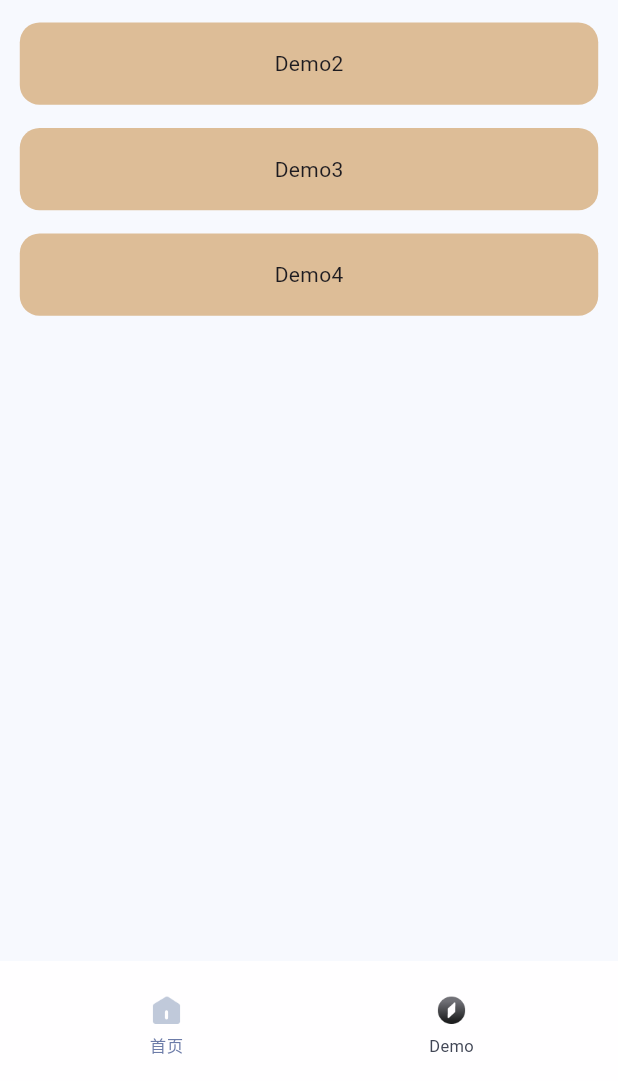
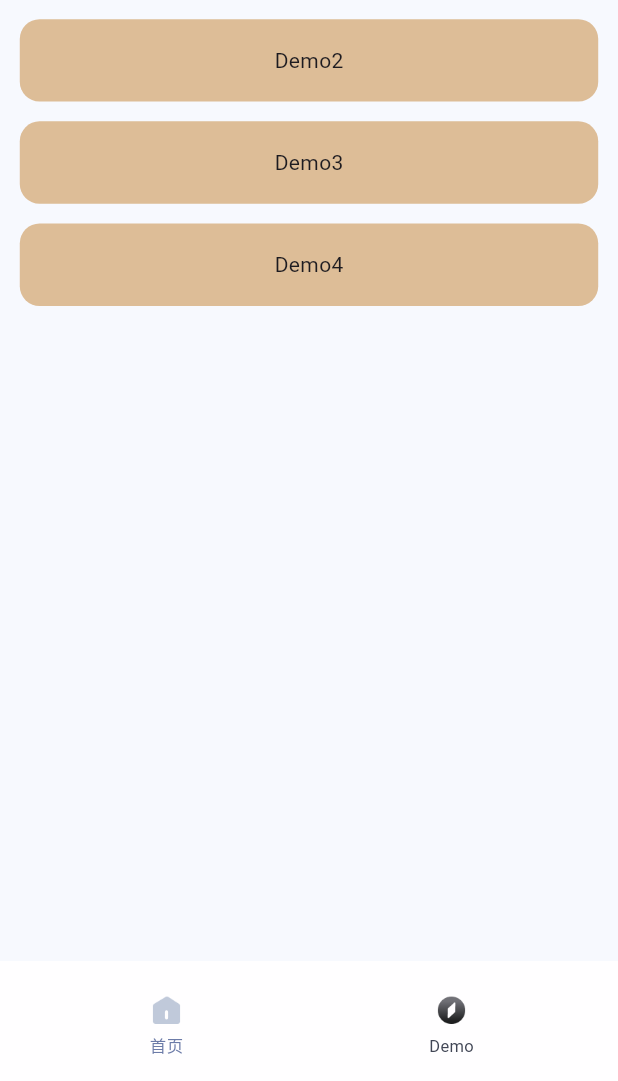
Before and after one commit to orlandolee0223/flutter_app, a Flutter app: the screen it shows after launch, swiped to page 2, on a phone screen of 412 x 824 dp, the part 155-1236 px from its top. Run offline on Flutter 3.47's test engine with Material 3 defaults, Android fonts, the phone set to English and light mode, and no system bars; drawn by our look-alikes of pull_to_refresh; our stand-ins replace cached_network_image, dio, flutter_easyloading, flutter_mobx, flutter_native_splash, flutter_screenutil and 1 more; missing offline and left inert: flutter_inappwebview; generated files the repository leaves out were written again; Roboto replaces fonts that are missing (PingFang SC).

Commit message:
feat: 抽离样式

```diff
--- a/lib/pages/demo/index.dart
+++ b/lib/pages/demo/index.dart
@@ -22,6 +22,34 @@ class DemoPageState extends State<DemoPage> with AutomaticKeepAliveClientMixin {
   @override
   bool get wantKeepAlive => true; // 保持应用状态
 
+  Widget renderNavItem({
+    isLast = false,
+    page,
+    text,
+  }) {
+    return Container(
+      width: double.infinity,
+      height: 50.w,
+      decoration: BoxDecoration(
+        borderRadius: BorderRadius.circular(12).r,
+        color: ColorConstant.primaryColor,
+      ),
+      margin: isLast ? null : const EdgeInsets.only(bottom: 12).r,
+      alignment: Alignment.center,
+      child: InkWell(
+        onTap: () {
+          Navigator.push(
+            context,
+            MaterialPageRoute(
+              builder: (context) => page,
+            ),
+          );
+        },
+        child: text,
+      ),
+    );
+  }
+
   @override
   Widget build(BuildContext context) {
     super.build(context);
@@ -38,88 +66,22 @@ class DemoPageState extends State<DemoPage> with AutomaticKeepAliveClientMixin {
           height: 1000.w,
           child: Column(
             children: <Widget>[
-              Container(
-                width: double.infinity,
-                height: 50.w,
-                decoration: BoxDecoration(
-                  borderRadius: BorderRadius.circular(12).r,
-                  color: ColorConstant.primaryColor,
-                ),
-                margin: const EdgeInsets.only(bottom: 14).r,
-                alignment: Alignment.center,
-                child: InkWell(
-                  onTap: () {
-                    Navigator.push(
-                      context,
-                      MaterialPageRoute(
-                        builder: (context) => const Demo1Page(),
-                      ),
-                    );
-                  },
-                  child: const Text('Demo1'),
-                ),
+              renderNavItem(
+                page: const Demo1Page(),
+                text: const Text('Demo1'),
               ),
-              Container(
-                width: double.infinity,
-                height: 50.w,
-                decoration: BoxDecoration(
-                  borderRadius: BorderRadius.circular(12).r,
-                  color: ColorConstant.primaryColor,
-                ),
-                margin: const EdgeInsets.only(bottom: 14).r,
-                alignment: Alignment.center,
-                child: InkWell(
-                  onTap: () {
-                    Navigator.push(
-                      context,
-                      MaterialPageRoute(
-                        builder: (context) => const Demo2Page(),
-                      ),
-                    );
-                  },
-                  child: const Text('Demo2'),
-                ),
+              renderNavItem(
+                page: const Demo2Page(),
+                text: const Text('Demo2'),
               ),
-              Container(
-                width: double.infinity,
-                height: 50.w,
-                decoration: BoxDecoration(
-                  borderRadius: BorderRadius.circular(12).r,
-                  color: ColorConstant.primaryColor,
-                ),
-                margin: const EdgeInsets.only(bottom: 14).r,
-                alignment: Alignment.center,
-                child: InkWell(
-                  onTap: () {
-                    Navigator.push(
-                      context,
-                      MaterialPageRoute(
-                        builder: (context) => const Demo3Page(),
-                      ),
-                    );
-                  },
-                  child: const Text('Demo3'),
-                ),
+              renderNavItem(
+                page: const Demo3Page(),
+                text: const Text('Demo3'),
               ),
-              Container(
-                width: double.infinity,
-                height: 50.w,
-                decoration: BoxDecoration(
-                  borderRadius: BorderRadius.circular(12).r,
-                  color: ColorConstant.primaryColor,
-                ),
-                alignment: Alignment.center,
-                child: InkWell(
-                  onTap: () {
-                    Navigator.push(
-                      context,
-                      MaterialPageRoute(
-                        builder: (context) => const Demo4Page(),
-                      ),
-                    );
-                  },
-                  child: const Text('Demo4'),
-                ),
+              renderNavItem(
+                isLast: true,
+                page: const Demo4Page(),
+                text: const Text('Demo4'),
               ),
             ],
           ),
```
